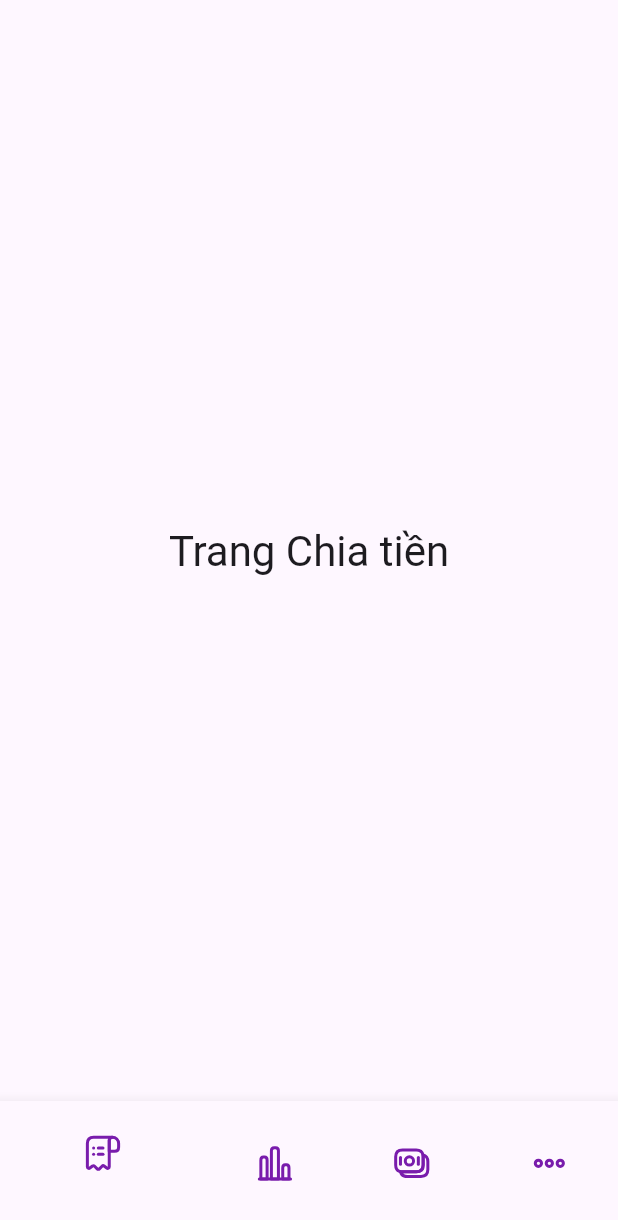
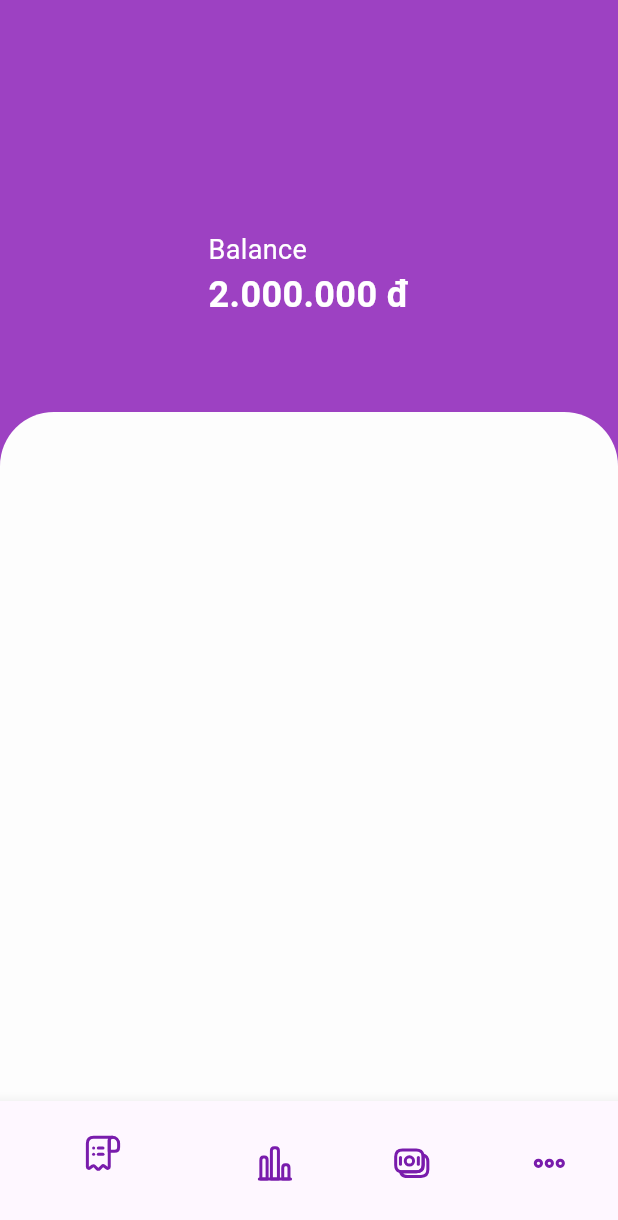
Before and after one commit to ductri09072004/track_nest, a Flutter app: the screen it shows after launch, on a phone screen of 412 x 824 dp. Shown: the top 1220 px of the screen. Run offline on Flutter 3.47's test engine with Material 3 defaults, Android fonts, the phone set to English and light mode, and no system bars; our stand-ins replace bloc, flutter_svg; generated files the repository leaves out were written again.

Commit message:
feat: tophomepage

```diff
--- a/lib/feature/home_main.dart
+++ b/lib/feature/home_main.dart
@@ -5,11 +5,67 @@ class SplitMoneyPage extends StatelessWidget {
 
   @override
   Widget build(BuildContext context) {
-    return Center(
-      child: Text(
-        'Trang Chia tiền',
-        style: Theme.of(context).textTheme.headlineMedium,
+    return Scaffold(
+      body: Stack(
+        children: [
+          Column(
+            children: [
+              Expanded(
+                flex: 1, // Phần trên
+                child: Container(
+                  color: const Color.fromARGB(255, 157, 65, 194),
+                  alignment: Alignment.center,
+                  child: const Column(
+                    crossAxisAlignment: CrossAxisAlignment.start,
+                    mainAxisAlignment: MainAxisAlignment.center,
+                    children: [
+                      Text(
+                        'Balance',
+                        style: texttop,
+                      ),
+                      Text(
+                        '2.000.000 đ',
+                        style: whiteTextStyle,
+                      ),
+                    ],
+                  ),
+                ),
+              ),
+              Expanded(
+                flex: 1, // Để khoảng trống bên dưới
+                child: Container(
+                  color: Colors.transparent,
+                ),
+              ),
+            ],
+          ),
+          Positioned(
+            top: MediaQuery.of(context).size.height / 3,
+            left: 0,
+            right: 0,
+            child: Container(
+              height: MediaQuery.of(context).size.height * 2 / 3,
+              decoration: const BoxDecoration(
+                color: const Color(0xFFFDFDFD),
+                borderRadius: BorderRadius.only(
+                  topLeft: Radius.circular(36),
+                  topRight: Radius.circular(36),
+                ),
+              ),
+            ),
+          ),
+        ],
       ),
     );
   }
+
+  static const TextStyle whiteTextStyle = TextStyle(
+    color: Colors.white,
+    fontSize: 24,
+    fontWeight: FontWeight.bold,
+  );
+  static const TextStyle texttop = TextStyle(
+    color: Colors.white,
+    fontSize: 18,
+  );
 }
--- a/pubspec.yaml
+++ b/pubspec.yaml
@@ -28,3 +28,4 @@ flutter:
   generate: true
   assets:
   - lib/assets/icon/
+  - lib/assets/svg/
```
Also changed, not shown: lib/app/view/app.dart (+0 -11 lines), lib/assets/icon/calendar_icon.svg (added), lib/assets/icon/filter_icon.svg (added), lib/assets/svg/Background.svg (added).
